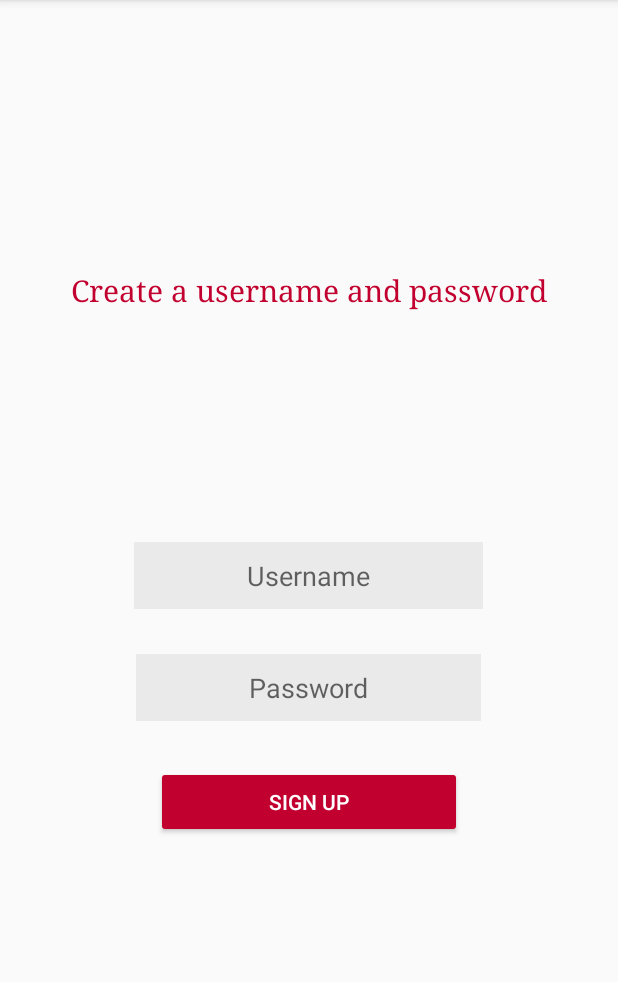
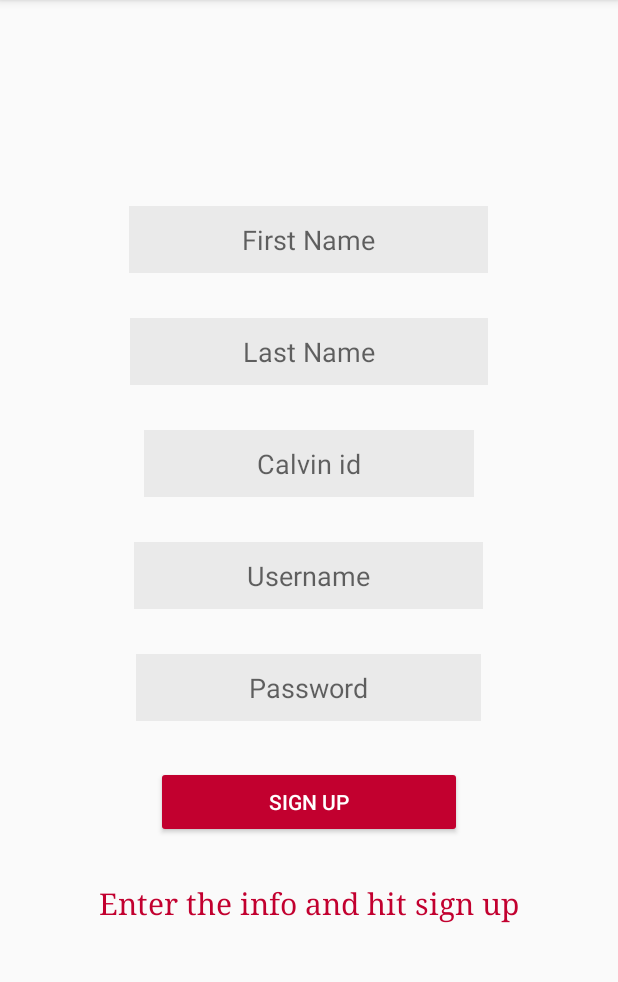
Before and after one commit to Calvin-CS262/CS-262, an Android app: the Signup screen opened directly, with no data from a screen before it, on a phone screen of 412 x 824 dp, the part 84-1066 px from its top. Run offline under Robolectric (Android 15) with nearby library versions, the phone set to English and light mode, and no system bars.

```diff
--- a/CalUberPrototype/app/src/main/AndroidManifest.xml
+++ b/CalUberPrototype/app/src/main/AndroidManifest.xml
@@ -23,7 +23,7 @@
         </activity>
         <activity android:name=".UserProfile"></activity>
         <activity android:name=".CreateRide"></activity>
-        <activity android:name= ".LoginPage"></activity>
+        <activity android:name= ".HomePage"></activity>
         <activity android:name=".Signup"></activity>
     </application>
 
--- a/CalUberPrototype/app/src/main/java/jc56/cs262/calvin/edu/caluberprototype/Signup.java
+++ b/CalUberPrototype/app/src/main/java/jc56/cs262/calvin/edu/caluberprototype/Signup.java
@@ -14,7 +14,7 @@ public class Signup extends AppCompatActivity {
     }
 
     public void return_to_login(View view) {
-        Intent intent = new Intent(this, LoginPage.class);
+        Intent intent = new Intent(this, MainActivity.class);
         startActivity(intent);
     }
 }
--- a/CalUberPrototype/app/src/main/res/layout/activity_signup.xml
+++ b/CalUberPrototype/app/src/main/res/layout/activity_signup.xml
@@ -11,11 +11,57 @@
         android:layout_width="wrap_content"
         android:layout_height="wrap_content"
         android:layout_centerHorizontal="true"
-        android:layout_marginTop="180dp"
+        android:layout_below="@+id/signup_button"
         android:textSize="20sp"
         android:text="@string/create_prompt"
         android:fontFamily="serif"
-        android:textColor="@color/colorPrimary"/>
+        android:textColor="@color/colorPrimary"
+        android:layout_marginTop="30dp"/>
+
+    <EditText
+        android:layout_width="wrap_content"
+        android:layout_height="wrap_content"
+        android:hint="@string/first_name"
+        android:inputType="text"
+        android:layout_centerHorizontal="true"
+        android:id="@+id/first_name"
+        android:background="@color/back_gray"
+        android:layout_above="@+id/last_name"
+        android:layout_marginBottom="30dp"
+        android:paddingLeft="@dimen/width_dim"
+        android:paddingRight="@dimen/width_dim"
+        android:paddingTop="@dimen/vertical_dim"
+        android:paddingBottom="@dimen/vertical_dim"/>
+
+    <EditText
+        android:layout_width="wrap_content"
+        android:layout_height="wrap_content"
+        android:hint="@string/last_name"
+        android:inputType="text"
+        android:id="@+id/last_name"
+        android:background="@color/back_gray"
+        android:layout_centerHorizontal="true"
+        android:layout_above="@+id/calvin_id"
+        android:layout_marginBottom="30dp"
+        android:paddingLeft="@dimen/width_dim"
+        android:paddingRight="@dimen/width_dim"
+        android:paddingTop="@dimen/vertical_dim"
+        android:paddingBottom="@dimen/vertical_dim"/>
+
+    <EditText
+        android:layout_width="wrap_content"
+        android:layout_height="wrap_content"
+        android:id="@+id/calvin_id"
+        android:hint="@string/calvin_id"
+        android:inputType="text"
+        android:background="@color/back_gray"
+        android:layout_centerHorizontal="true"
+        android:layout_above="@+id/username"
+        android:layout_marginBottom="30dp"
+        android:paddingLeft="@dimen/width_dim"
+        android:paddingRight="@dimen/width_dim"
+        android:paddingTop="@dimen/vertical_dim"
+        android:paddingBottom="@dimen/vertical_dim"/>
 
     <EditText
         android:id="@+id/username"
--- a/CalUberPrototype/app/src/main/res/values/strings.xml
+++ b/CalUberPrototype/app/src/main/res/values/strings.xml
@@ -20,5 +20,8 @@
     <string name="password">Password</string>
     <string name="log_in">Log in</string>
     <string name="sign_up">Sign Up</string>
-    <string name="create_prompt">Create a username and password</string>
+    <string name="create_prompt">Enter the info and hit sign up</string>
+    <string name="first_name">First Name</string>
+    <string name="last_name">Last Name</string>
+    <string name="calvin_id">Calvin id</string>
 </resources>
```
Also changed, not shown: CalUberPrototype/app/src/main/java/jc56/cs262/calvin/edu/caluberprototype/HomePage.java (added, +46 -0 lines), CalUberPrototype/app/src/main/java/jc56/cs262/calvin/edu/caluberprototype/LoginPage.java (deleted, +0 -25 lines), CalUberPrototype/app/src/main/java/jc56/cs262/calvin/edu/caluberprototype/MainActivity.java (+5 -26 lines), CalUberPrototype/app/src/main/res/layout/activity_home_page.xml (added, +86 -0 lines), CalUberPrototype/app/src/main/res/layout/activity_login_page.xml (deleted, +0 -75 lines), CalUberPrototype/app/src/main/res/layout/activity_main.xml (+62 -93 lines).
